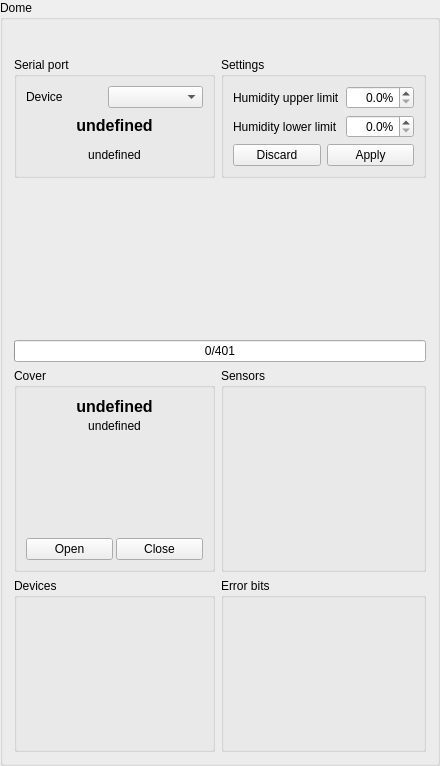
Above: widgets/qdome.ui from AMOS-uniba/amos-client before the change. Below: the same form after it.
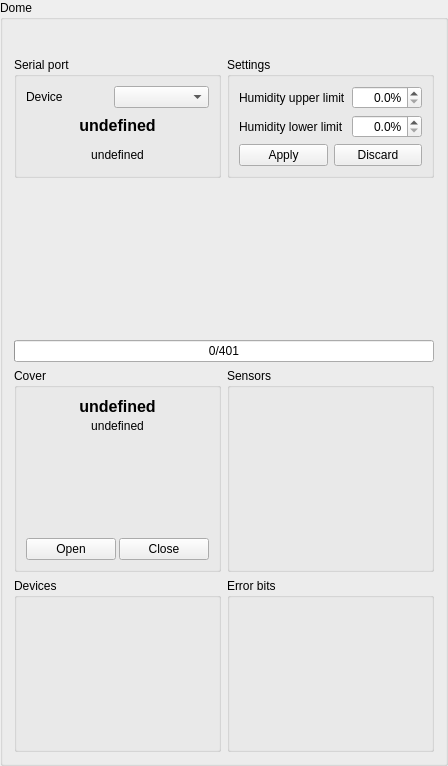
That is the form after the change. Custom widgets are drawn as their Qt base class.

What changed in the file:
```diff
--- a/widgets/qdome.ui
+++ b/widgets/qdome.ui
@@ -6,13 +6,13 @@
    <rect>
     <x>0</x>
     <y>0</y>
-    <width>440</width>
-    <height>735</height>
+    <width>448</width>
+    <height>728</height>
    </rect>
   </property>
   <property name="minimumSize">
    <size>
-    <width>440</width>
+    <width>448</width>
     <height>0</height>
    </size>
   </property>
@@ -523,19 +523,19 @@
       <item row="3" column="0" colspan="2">
        <layout class="QHBoxLayout" name="horizontalLayout_2">
         <item>
-         <widget class="QPushButton" name="bt_humidity_discard">
-          <property name="text">
-           <string>Discard</string>
-          </property>
-         </widget>
-        </item>
-        <item>
-         <widget class="QPushButton" name="bt_humidity_apply">
+         <widget class="QPushButton" name="bt_apply">
           <property name="text">
            <string>Apply</string>
           </property>
          </widget>
         </item>
+        <item>
+         <widget class="QPushButton" name="bt_discard">
+          <property name="text">
+           <string>Discard</string>
+          </property>
+         </widget>
+        </item>
        </layout>
       </item>
       <item row="2" column="1">
```
